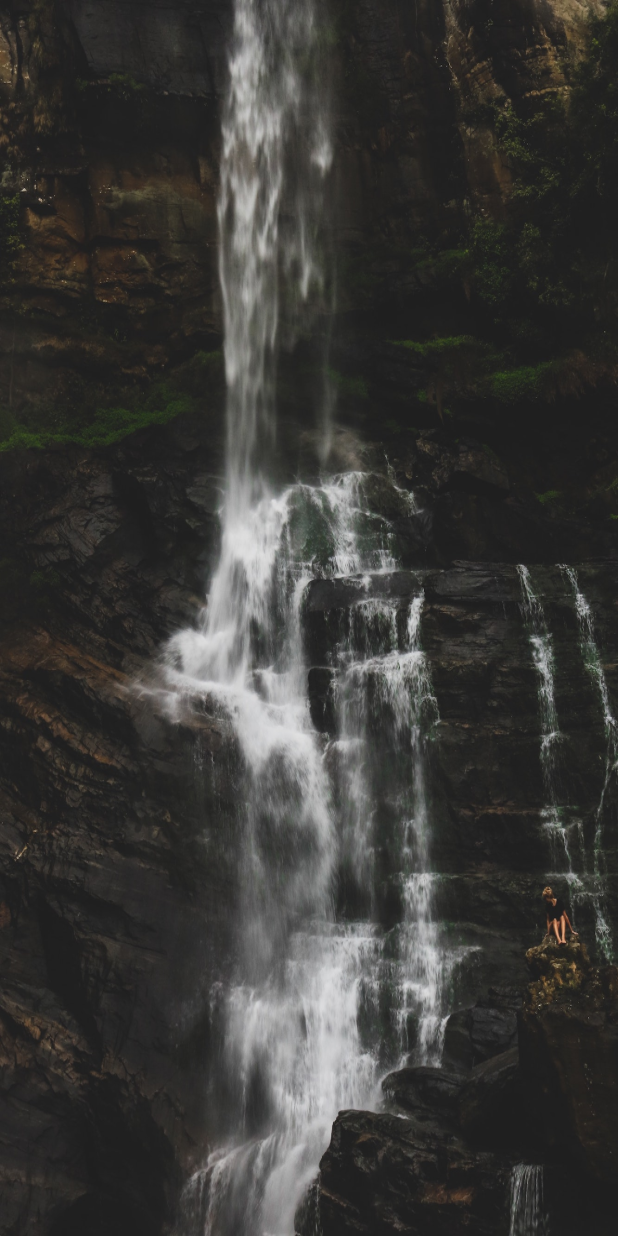
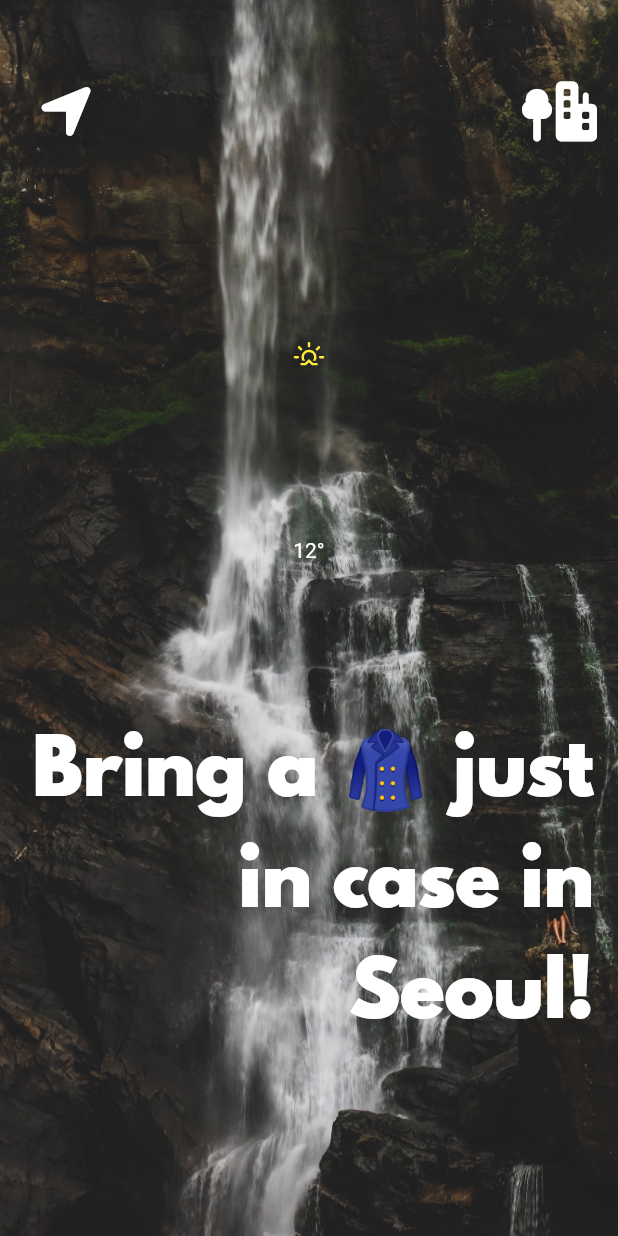
Before and after one commit to codewhite7777/flutter_bootcamp, a Flutter app: the screen it shows after launch, on a phone screen of 412 x 824 dp. Run offline on Flutter 3.47's test engine with Material 2 defaults, Android fonts, the phone set to English and light mode, and no system bars; our stand-ins replace audioplayers, font_awesome_flutter, weather_icons.

Commit message:
chore : lib - font_awesome_flutter, weather_icons

```diff
--- a/clima/lib/constants/constants.dart
+++ b/clima/lib/constants/constants.dart
@@ -1,4 +1 @@
 import 'package:flutter/material.dart';
-
-//const - theme
-final ThemeData mainTheme = ThemeData.dark().copyWith();
--- a/clima/lib/main.dart
+++ b/clima/lib/main.dart
@@ -1,5 +1,6 @@
 import 'package:clima/constants/constants.dart';
 import 'package:clima/screen/main_screen.dart';
+import 'package:clima/screen/search_screen.dart';
 import 'package:flutter/material.dart';
 
 void main() => runApp(MyApp());
@@ -10,8 +11,14 @@ class MyApp extends StatelessWidget {
   @override
   Widget build(BuildContext context) {
     return MaterialApp(
-      home: MainScreen(),
+      initialRoute: '/',
+      routes: {
+        '/': (context) => MainScreen(),
+        '/search': (context) => SearchScreen(),
+      },
       theme: mainTheme,
     );
   }
 }
+
+ThemeData mainTheme = ThemeData.dark().copyWith();
--- a/clima/lib/screen/main_screen.dart
+++ b/clima/lib/screen/main_screen.dart
@@ -1,4 +1,6 @@
 import 'package:flutter/material.dart';
+import 'package:font_awesome_flutter/font_awesome_flutter.dart';
+import 'package:weather_icons/weather_icons.dart';
 
 class MainScreen extends StatefulWidget {
   const MainScreen({Key? key}) : super(key: key);
@@ -14,6 +16,66 @@ class _MainScreenState extends State<MainScreen> {
       body: Stack(
         children: [
           BackGroundImage(imagePath: 'images/location_background.jpg'),
+          SafeArea(
+            top: false,
+            child: Padding(
+              padding: const EdgeInsets.symmetric(
+                horizontal: 16.0,
+                vertical: 32.0,
+              ),
+              child: Column(
+                children: [
+                  Expanded(
+                    child: Row(
+                      mainAxisAlignment: MainAxisAlignment.spaceBetween,
+                      children: [
+                        IconButton(
+                          onPressed: () {
+                            print('MyLocation Button');
+                          },
+                          icon: Icon(FontAwesomeIcons.locationArrow),
+                          iconSize: 40,
+                          hoverColor: Colors.red,
+                        ),
+                        IconButton(
+                          onPressed: () {
+                            Navigator.pushNamed(context, '/search');
+                            print('Search Button');
+                          },
+                          icon: Icon(FontAwesomeIcons.treeCity),
+                          iconSize: 40,
+                        ),
+                      ],
+                    ),
+                  ),
+                  Expanded(
+                    flex: 8,
+                    child: Container(
+                      child: Column(
+                        mainAxisAlignment: MainAxisAlignment.spaceEvenly,
+                        children: [
+                          IconButton(
+                            icon: BoxedIcon(WeatherIcons.sunrise,
+                                size: 25, color: Colors.yellow),
+                            onPressed: null,
+                          ),
+                          Text('12°'),
+                          Text(
+                            'Bring a 🧥 just \nin case in\n Seoul!',
+                            textAlign: TextAlign.end,
+                            style: TextStyle(
+                              fontFamily: 'spartanmb',
+                              fontSize: 50.0,
+                            ),
+                          ),
+                        ],
+                      ),
+                    ),
+                  ),
+                ],
+              ),
+            ),
+          ),
         ],
       ),
     );
--- a/clima/lib/screen/search_screen.dart
+++ b/clima/lib/screen/search_screen.dart
@@ -0,0 +1,15 @@
+import 'package:flutter/material.dart';
+
+class SearchScreen extends StatefulWidget {
+  const SearchScreen({Key? key}) : super(key: key);
+
+  @override
+  State<SearchScreen> createState() => _SearchScreenState();
+}
+
+class _SearchScreenState extends State<SearchScreen> {
+  @override
+  Widget build(BuildContext context) {
+    return Container();
+  }
+}
--- a/clima/pubspec.yaml
+++ b/clima/pubspec.yaml
@@ -36,6 +36,8 @@ dependencies:
   # The following adds the Cupertino Icons font to your application.
   # Use with the CupertinoIcons class for iOS style icons.
   cupertino_icons: ^1.0.2
+  font_awesome_flutter: ^10.3.0
+  weather_icons: ^3.0.0
 
 dev_dependencies:
   flutter_test:
```
Also changed, not shown: clima/pubspec.lock.
